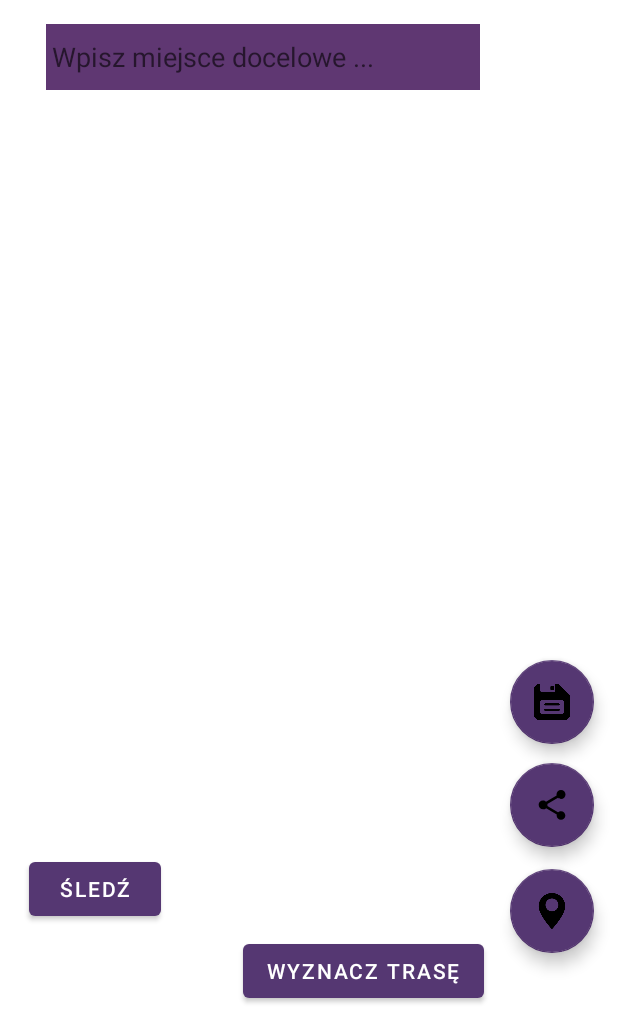
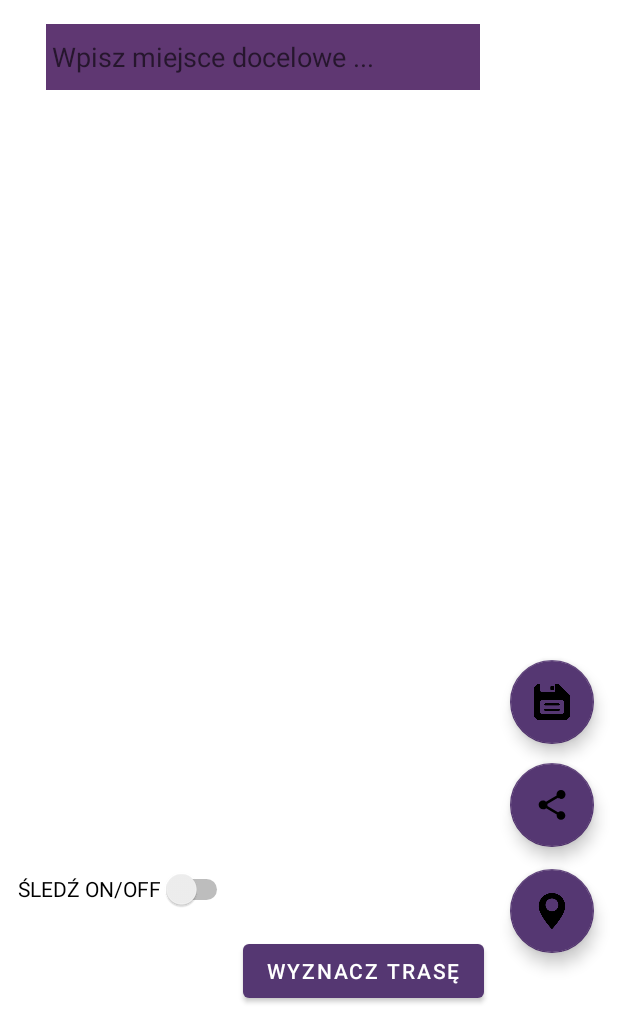
Before and after one commit to Karol-Tokarek/AM-App-Loc, an Android app: the ShowMap screen opened directly, with no data from a screen before it, on a phone screen of 412 x 824 dp, the part 205-1236 px from its top. Run offline under Robolectric (Android 15) with nearby library versions, the phone set to English and light mode, and no system bars; libraries missing offline, so code that uses them is left out: com.google.maps.model.

```diff
--- a/app/src/main/java/com/example/gettinglocationapp/ShowMap.java
+++ b/app/src/main/java/com/example/gettinglocationapp/ShowMap.java
@@ -14,7 +14,9 @@ import android.location.LocationManager;
 import android.os.Bundle;
 import android.view.View;
 import android.widget.Button;
+import android.widget.CompoundButton;
 import android.widget.EditText;
+import android.widget.Switch;
 import android.widget.TextView;
 import android.widget.Toast;
 
@@ -81,7 +83,7 @@ public class ShowMap extends AppCompatActivity implements OnMapReadyCallback, Go
     FloatingActionButton floatingbtn;
     FloatingActionButton floatingbtn2;
     Button searchbtn;
-    Button btntracking;
+    Switch btntracking;
     FloatingActionButton savebtn;
     Button wyznacztrasebtn;
     double distance = 0;
@@ -145,33 +147,37 @@ public class ShowMap extends AppCompatActivity implements OnMapReadyCallback, Go
         floatingbtn = (FloatingActionButton) findViewById(R.id.floatingActionButton);
         floatingbtn2 = (FloatingActionButton) findViewById(R.id.floatingActionButton2);
         mLocationClient = LocationServices.getFusedLocationProviderClient(this);
-        btntracking = (Button) findViewById(R.id.button3);
+        btntracking = (Switch) findViewById(R.id.switch1);
         savebtn = (FloatingActionButton) findViewById(R.id.floatingActionButton3);
         searchbtn = (Button) findViewById(R.id.button2);
         wyznacztrasebtn = (Button) findViewById(R.id.button);
         txtkm = (TextView) findViewById(R.id.textView3);
 
-        btntracking.setOnClickListener(new View.OnClickListener(){
+        btntracking.setOnCheckedChangeListener(new CompoundButton.OnCheckedChangeListener() {
             @Override
-            public void onClick(View v) {
-                if(tracking== false) {
+            public void onCheckedChanged(CompoundButton buttonView, boolean isChecked) {
+
+                    if(tracking==false) {
+                        btntracking.setChecked(true);
                         tracking = true;
-                    btntracking.setText("NIE ŚLEDŹ");
+                    }else{
+                        btntracking.setChecked(false);
+                        tracking = false;
                     }
-                else{
-                    tracking = false;
-                    btntracking.setText("ŚLEDŹ");
+
 
             }
-            }
+
+
         });
+
 
 
 
         wyznacztrasebtn.setOnClickListener(new View.OnClickListener() {
             @Override
             public void onClick(View v) {
-                tracking = true;
+                //tracking = true;
                 double addressfromlat = 0;
                 double addressfromlang = 0;
                 double addresstolat = 0;
@@ -255,7 +261,7 @@ public class ShowMap extends AppCompatActivity implements OnMapReadyCallback, Go
         searchbtn.setOnClickListener(new View.OnClickListener() {
             @Override
             public void onClick(View v) {
-                tracking = false;
+                //tracking = false;
                 EditText ed = (EditText)findViewById(R.id.editTextTextPersonName);
                 String street = String.valueOf(ed.getText());
                 mGoogleMap.clear();
@@ -300,8 +306,8 @@ public class ShowMap extends AppCompatActivity implements OnMapReadyCallback, Go
     }
 
     private void drawRoute(LatLng origin, LatLng destination) {
-        btntracking.setText("NIE ŚLEDŹ");
-        tracking = true;
+//        tracking = true;
+        //btntracking.setChecked(true);
         geoApiContext = new GeoApiContext.Builder()
                 .apiKey("AIzaSyC9ityMjHyHQXh0VPj0EmR0-LblJrTKR1o")
                 .build();
@@ -345,10 +351,9 @@ public class ShowMap extends AppCompatActivity implements OnMapReadyCallback, Go
 
     @SuppressLint("MissingPermission")
     private void getCurrLoc() {
-        EditText ed = (EditText)findViewById(R.id.editTextTextPersonName);
-        mLocationClient.getLastLocation().addOnCompleteListener(task ->{
-            if(task.isSuccessful())
-            {
+            EditText ed = (EditText) findViewById(R.id.editTextTextPersonName);
+            mLocationClient.getLastLocation().addOnCompleteListener(task -> {
+                if (task.isSuccessful()) {
                     Location loc = task.getResult();
                     address = getAddressFrom(loc.getLatitude(), loc.getLongitude());
                     gotolocation(loc.getLatitude(), loc.getLongitude());
@@ -381,7 +386,7 @@ public class ShowMap extends AppCompatActivity implements OnMapReadyCallback, Go
         mGoogleMap = googleMap;
         mGoogleMap.setMyLocationEnabled(true);
         locationManager = (LocationManager)getApplicationContext().getSystemService(LOCATION_SERVICE);
-        locationManager.requestLocationUpdates(LocationManager.GPS_PROVIDER, 1000, 1, this);
+        locationManager.requestLocationUpdates(LocationManager.GPS_PROVIDER, 1000, (float) 0.01, this);
 
        // mGoogleMap.setTrafficEnabled(true);
         mGoogleMap.getUiSettings().setCompassEnabled(true);
--- a/app/src/main/res/layout/activity_show_map.xml
+++ b/app/src/main/res/layout/activity_show_map.xml
@@ -127,26 +127,6 @@
         app:rippleColor="@color/black" />
 
     <Button
-        android:id="@+id/button3"
-        android:layout_width="wrap_content"
-        android:layout_height="wrap_content"
-        android:layout_marginStart="500dp"
-        android:layout_marginTop="100dp"
-        android:layout_marginEnd="16dp"
-
-        android:layout_marginBottom="180dp"
-        android:text="ŚLEDŹ"
-        app:backgroundTint="@color/teal_200"
-        app:iconTint="@color/black"
-        app:layout_constraintBottom_toBottomOf="parent"
-        app:layout_constraintEnd_toStartOf="@+id/map"
-        app:layout_constraintHorizontal_bias="0.796"
-        app:layout_constraintStart_toStartOf="parent"
-        app:layout_constraintTop_toBottomOf="@+id/map"
-        app:layout_constraintVertical_bias="0.667"
-        app:rippleColor="@color/black" />
-
-    <Button
         android:id="@+id/button2"
         android:layout_width="50dp"
         android:layout_height="50dp"
@@ -183,7 +163,22 @@
         app:layout_constraintHorizontal_bias="1.0"
         app:layout_constraintStart_toStartOf="parent"
         app:layout_constraintTop_toBottomOf="@+id/map"
-        app:layout_constraintVertical_bias="0.548" /><![CDATA[
+        app:layout_constraintVertical_bias="0.548" />
+
+    <Switch
+        android:id="@+id/switch1"
+        android:layout_width="wrap_content"
+        android:layout_height="wrap_content"
+        android:layout_marginStart="170dp"
+        android:layout_marginTop="20dp"
+        android:layout_marginEnd="3dp"
+        android:layout_marginBottom="210dp"
+        android:minHeight="48dp"
+        android:text="ŚLEDŹ ON/OFF"
+        app:layout_constraintBottom_toBottomOf="parent"
+        app:layout_constraintEnd_toStartOf="@+id/map"
+        app:layout_constraintStart_toStartOf="parent"
+        app:layout_constraintTop_toBottomOf="@+id/map" /><![CDATA[
 
     android:hint="Wpisz lokalizację, którą szukasz"
         android:inputType="textPersonName"
```
Lines whose indentation alone changed are shown as unchanged.
